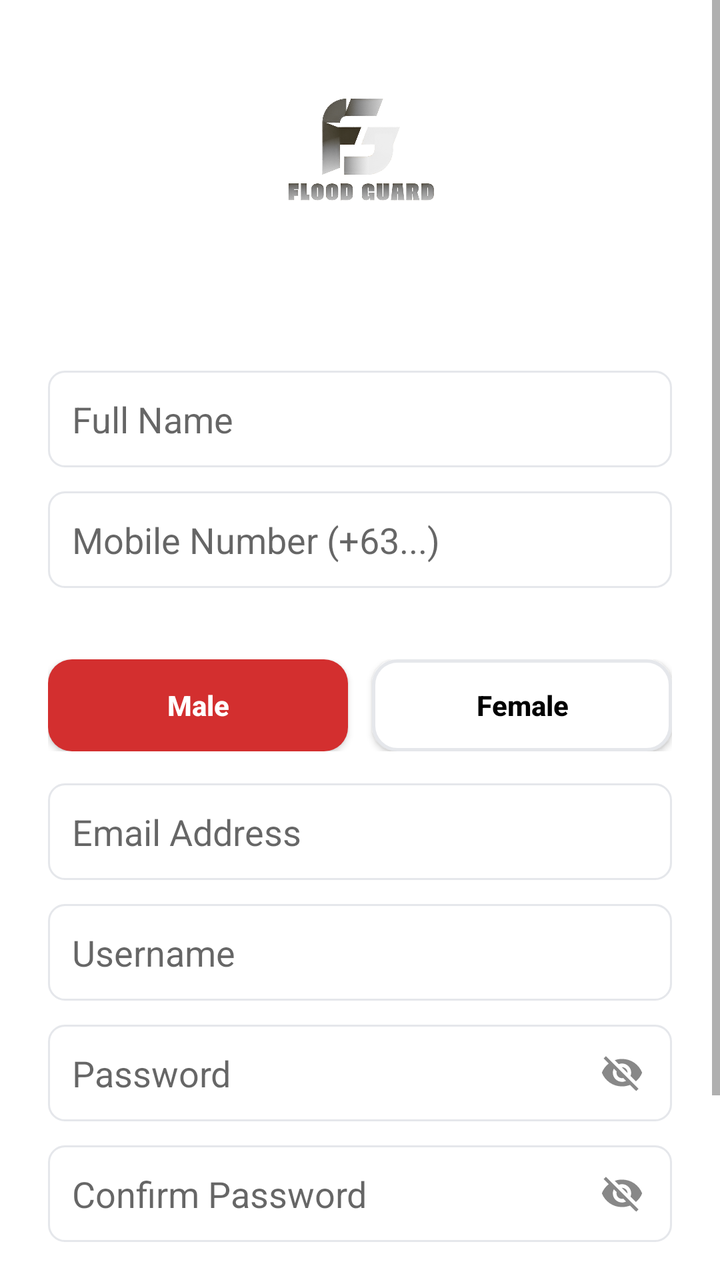
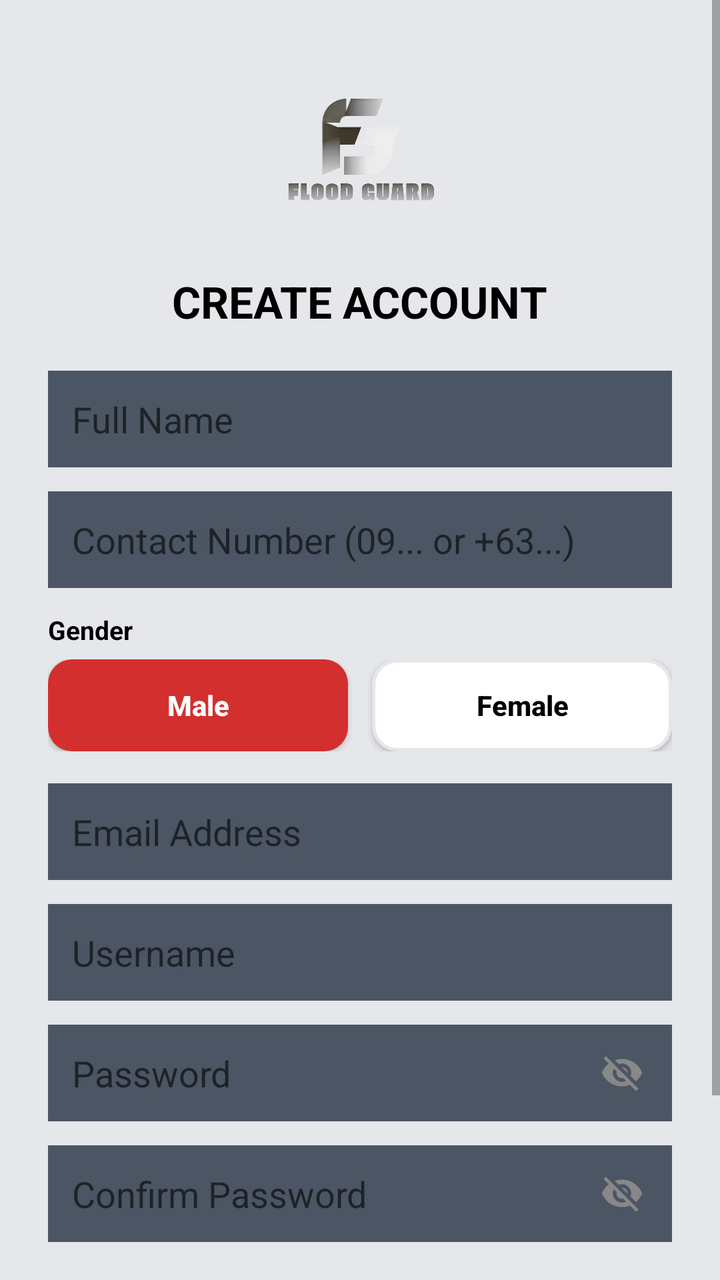

Screens rendered from an Android XML layout before and after an edit, with the pre-edit source and the edit as a unified diff.
<!-- AndroidManifest.xml: activity theme Theme.FloodGuard -->
<!-- res/layout/activity_register.xml -->
<?xml version="1.0" encoding="utf-8"?>
<ScrollView xmlns:android="http://schemas.android.com/apk/res/android"
    android:layout_width="match_parent"
    android:layout_height="match_parent"
    android:background="@color/midnight_blue"
    android:fillViewport="true">

    <LinearLayout
        android:orientation="vertical"
        android:gravity="center"
        android:padding="24dp"
        android:layout_width="match_parent"
        android:layout_height="wrap_content">

        
        <ImageView
            android:src="@drawable/fg_logo"
            android:layout_width="100dp"
            android:layout_height="100dp"
            android:contentDescription="FloodGuard Logo" />

        
        <TextView
            android:layout_width="wrap_content"
            android:layout_height="wrap_content"
            android:text="CREATE ACCOUNT"
            android:textSize="22sp"
            android:textStyle="bold"
            android:textColor="@android:color/white"
            android:layout_marginTop="12dp" />

        
        <EditText
            android:id="@+id/fullNameField"
            android:hint="Full Name"
            android:inputType="textPersonName"
            android:background="@drawable/edittext_bg"
            android:padding="12dp"
            android:layout_width="match_parent"
            android:layout_height="wrap_content"
            android:layout_marginTop="20dp" />

        
        <EditText
            android:id="@+id/mobileField"
            android:hint="Mobile Number (+63...)"
            android:inputType="phone"
            android:background="@drawable/edittext_bg"
            android:padding="12dp"
            android:layout_width="match_parent"
            android:layout_height="wrap_content"
            android:layout_marginTop="12dp" />

        
        <TextView
            android:layout_width="match_parent"
            android:layout_height="wrap_content"
            android:text="Gender"
            android:textColor="@android:color/white"
            android:textSize="13sp"
            android:textStyle="bold"
            android:layout_marginTop="12dp"
            android:layout_marginBottom="6dp" />

        <LinearLayout
            android:layout_width="match_parent"
            android:layout_height="46dp"
            android:orientation="horizontal"
            android:layout_marginBottom="4dp">

            <Button
                android:id="@+id/btnRegMale"
                android:layout_width="0dp"
                android:layout_height="match_parent"
                android:layout_weight="1"
                android:background="@drawable/btn_severity_selected"
                android:text="Male"
                android:textColor="@android:color/white"
                android:textSize="14sp"
                android:textStyle="bold"
                android:textAllCaps="false"
                android:layout_marginEnd="6dp" />

            <Button
                android:id="@+id/btnRegFemale"
                android:layout_width="0dp"
                android:layout_height="match_parent"
                android:layout_weight="1"
                android:background="@drawable/btn_severity_default"
                android:text="Female"
                android:textColor="@android:color/black"
                android:textSize="14sp"
                android:textStyle="bold"
                android:textAllCaps="false"
                android:layout_marginStart="6dp" />
        </LinearLayout>

        
        <EditText
            android:id="@+id/emailField"
            android:hint="Email Address"
            android:inputType="textEmailAddress"
            android:background="@drawable/edittext_bg"
            android:padding="12dp"
            android:layout_width="match_parent"
            android:layout_height="wrap_content"
            android:layout_marginTop="12dp" />

        
        <EditText
            android:id="@+id/regUsernameField"
            android:hint="Username"
            android:background="@drawable/edittext_bg"
            android:padding="12dp"
            android:layout_width="match_parent"
            android:layout_height="wrap_content"
            android:layout_marginTop="12dp" />

        
        <RelativeLayout
            android:layout_width="match_parent"
            android:layout_height="wrap_content"
            android:layout_marginTop="12dp">

            <EditText
                android:id="@+id/regPasswordField"
                android:hint="Password"
                android:inputType="textPassword"
                android:background="@drawable/edittext_bg"
                android:paddingStart="12dp"
                android:paddingTop="12dp"
                android:paddingBottom="12dp"
                android:paddingEnd="46dp"
                android:layout_width="match_parent"
                android:layout_height="wrap_content" />

            <ImageView
                android:id="@+id/toggleRegPassword"
                android:layout_width="26dp"
                android:layout_height="26dp"
                android:src="@drawable/ic_visibility_off"
                android:contentDescription="Toggle Password Visibility"
                android:layout_alignParentEnd="true"
                android:layout_centerVertical="true"
                android:layout_marginEnd="12dp"
                android:padding="2dp"
                android:clickable="true"
                android:focusable="true" />
        </RelativeLayout>

        
        <RelativeLayout
            android:layout_width="match_parent"
            android:layout_height="wrap_content"
            android:layout_marginTop="12dp">

            <EditText
                android:id="@+id/confirmPasswordField"
                android:hint="Confirm Password"
                android:inputType="textPassword"
                android:background="@drawable/edittext_bg"
                android:paddingStart="12dp"
                android:paddingTop="12dp"
                android:paddingBottom="12dp"
                android:paddingEnd="46dp"
                android:layout_width="match_parent"
                android:layout_height="wrap_content" />

            <ImageView
                android:id="@+id/toggleConfirmPassword"
                android:layout_width="26dp"
                android:layout_height="26dp"
                android:src="@drawable/ic_visibility_off"
                android:contentDescription="Toggle Confirm Password Visibility"
                android:layout_alignParentEnd="true"
                android:layout_centerVertical="true"
                android:layout_marginEnd="12dp"
                android:padding="2dp"
                android:clickable="true"
                android:focusable="true" />
        </RelativeLayout>

        
        <Button
            android:id="@+id/registerButton"
            android:text="REGISTER"
            android:backgroundTint="@android:color/white"
            android:textColor="@android:color/black"
            android:layout_width="match_parent"
            android:layout_height="wrap_content"
            android:layout_marginTop="20dp" />

        
        <LinearLayout
            android:orientation="horizontal"
            android:gravity="center"
            android:layout_marginTop="16dp"
            android:layout_width="wrap_content"
            android:layout_height="wrap_content">

            <TextView
                android:layout_width="wrap_content"
                android:layout_height="wrap_content"
                android:text="Already have an account?"
                android:textColor="@android:color/white" />

            <TextView
                android:id="@+id/loginLink"
                android:layout_width="wrap_content"
                android:layout_height="wrap_content"
                android:text=" LOG IN"
                android:textColor="@android:color/holo_red_light"
                android:textStyle="bold" />
        </LinearLayout>

    </LinearLayout>
</ScrollView>
<!-- resources referenced by this layout -->
<resources>
  <color name="midnight_blue">#FFFFFF</color>
  <!-- drawable btn_severity_default (drawable) -->
  <?xml version="1.0" encoding="utf-8"?>
  <shape xmlns:android="http://schemas.android.com/apk/res/android"
      android:shape="rectangle">
      <solid android:color="@color/card_bg" />
      <corners android:radius="12dp" />
      <stroke
          android:width="1.5dp"
          android:color="@color/card_stroke" />
  </shape>
  <!-- drawable btn_severity_selected (drawable) -->
  <?xml version="1.0" encoding="utf-8"?>
  <shape xmlns:android="http://schemas.android.com/apk/res/android"
      android:shape="rectangle">
      <solid android:color="#D32F2F" />
      <corners android:radius="12dp" />
  </shape>
  <!-- drawable edittext_bg (drawable) -->
  <?xml version="1.0" encoding="utf-8"?>
  <shape xmlns:android="http://schemas.android.com/apk/res/android"
      android:shape="rectangle">
      <solid android:color="@color/card_bg" />
      <corners android:radius="8dp" />
      <stroke
          android:width="1dp"
          android:color="@color/card_stroke" />
  </shape>
  <!-- drawable fg_logo: png bitmap (drawable, 602634 bytes) -->
  <!-- drawable ic_visibility_off (drawable) -->
  <vector xmlns:android="http://schemas.android.com/apk/res/android"
      android:width="24dp"
      android:height="24dp"
      android:viewportWidth="24"
      android:viewportHeight="24">
      <path
          android:fillColor="#888888"
          android:pathData="M12,7c2.76,0 5,2.24 5,5 0,0.65 -0.13,1.26 -0.36,1.82l2.92,2.92c1.51,-1.26 2.7,-2.89 3.44,-4.74 -1.73,-4.39 -6,-7.5 -11,-7.5 -1.4,0 -2.74,0.25 -3.98,0.7l2.16,2.16C10.74,7.13 11.35,7 12,7zM2,4.27l2.28,2.28 0.46,0.46C3.08,8.3 1.78,10.02 1,12c1.73,4.39 6,7.5 11,7.5 1.55,0 3.03,-0.3 4.38,-0.84l0.42,0.42L19.73,22 21,20.73 3.27,3 2,4.27zM7.53,9.8l1.55,1.55c-0.05,0.21 -0.08,0.43 -0.08,0.65 0,1.66 1.34,3 3,3 0.22,0 0.44,-0.03 0.65,-0.08l1.55,1.55c-0.67,0.33 -1.41,0.53 -2.2,0.53 -2.76,0 -5,-2.24 -5,-5 0,-0.79 0.2,-1.53 0.53,-2.2zm4.31,-0.78l3.15,3.15 0.02,-0.16c0,-1.66 -1.34,-3 -3,-3l-0.17,0.01z"/>
  </vector>
  <style name="Theme.FloodGuard" parent="Theme.AppCompat.DayNight.NoActionBar">
          <item name="windowActionBar">false</item>
          <item name="windowNoTitle">true</item>
      </style>
  <color name="card_bg">#FFFFFF</color>
  <color name="card_stroke">#E5E7EB</color>
</resources>

<!-- the commit's change to res/layout/activity_register.xml (unified diff, before → after) -->
@@ -2,119 +2,119 @@
 <ScrollView xmlns:android="http://schemas.android.com/apk/res/android"
     android:layout_width="match_parent"
     android:layout_height="match_parent"
-    android:background="@color/midnight_blue"
+    android:background="@color/divider_color"
     android:fillViewport="true">
 
     <LinearLayout
+        android:layout_width="match_parent"
+        android:layout_height="wrap_content"
+        android:gravity="center"
         android:orientation="vertical"
-        android:gravity="center"
-        android:padding="24dp"
-        android:layout_width="match_parent"
-        android:layout_height="wrap_content">
+        android:padding="24dp">
 
         
         <ImageView
-            android:src="@drawable/fg_logo"
             android:layout_width="100dp"
             android:layout_height="100dp"
-            android:contentDescription="FloodGuard Logo" />
+            android:contentDescription="FloodGuard Logo"
+            android:src="@drawable/fg_logo" />
 
         
         <TextView
             android:layout_width="wrap_content"
             android:layout_height="wrap_content"
+            android:layout_marginTop="12dp"
             android:text="CREATE ACCOUNT"
+            android:textColor="@color/black"
             android:textSize="22sp"
-            android:textStyle="bold"
-            android:textColor="@android:color/white"
-            android:layout_marginTop="12dp" />
+            android:textStyle="bold" />
 
         
         <EditText
             android:id="@+id/fullNameField"
+            android:layout_width="match_parent"
+            android:layout_height="wrap_content"
+            android:layout_marginTop="20dp"
+            android:background="@color/text_secondary"
             android:hint="Full Name"
             android:inputType="textPersonName"
-            android:background="@drawable/edittext_bg"
-            android:padding="12dp"
-            android:layout_width="match_parent"
-            android:layout_height="wrap_content"
-            android:layout_marginTop="20dp" />
+            android:padding="12dp" />
 
         
         <EditText
             android:id="@+id/mobileField"
-            android:hint="Mobile Number (+63...)"
+            android:layout_width="match_parent"
+            android:layout_height="wrap_content"
+            android:layout_marginTop="12dp"
+            android:background="@color/text_secondary"
+            android:hint="Contact Number (09... or +63...)"
             android:inputType="phone"
-            android:background="@drawable/edittext_bg"
-            android:padding="12dp"
-            android:layout_width="match_parent"
-            android:layout_height="wrap_content"
-            android:layout_marginTop="12dp" />
+            android:padding="12dp" />
 
         
         <TextView
             android:layout_width="match_parent"
             android:layout_height="wrap_content"
+            android:layout_marginTop="12dp"
+            android:layout_marginBottom="6dp"
             android:text="Gender"
-            android:textColor="@android:color/white"
+            android:textColor="@color/black"
             android:textSize="13sp"
-            android:textStyle="bold"
-            android:layout_marginTop="12dp"
-            android:layout_marginBottom="6dp" />
+            android:textStyle="bold" />
 
         <LinearLayout
             android:layout_width="match_parent"
             android:layout_height="46dp"
-            android:orientation="horizontal"
-            android:layout_marginBottom="4dp">
+            android:layout_marginBottom="4dp"
+            android:orientation="horizontal">
 
             <Button
                 android:id="@+id/btnRegMale"
                 android:layout_width="0dp"
                 android:layout_height="match_parent"
+                android:layout_marginEnd="6dp"
                 android:layout_weight="1"
                 android:background="@drawable/btn_severity_selected"
                 android:text="Male"
+                android:textAllCaps="false"
                 android:textColor="@android:color/white"
                 android:textSize="14sp"
-                android:textStyle="bold"
-                android:textAllCaps="false"
-                android:layout_marginEnd="6dp" />
+                android:textStyle="bold" />
 
             <Button
                 android:id="@+id/btnRegFemale"
                 android:layout_width="0dp"
                 android:layout_height="match_parent"
+                android:layout_marginStart="6dp"
                 android:layout_weight="1"
                 android:background="@drawable/btn_severity_default"
                 android:text="Female"
+                android:textAllCaps="false"
                 android:textColor="@android:color/black"
                 android:textSize="14sp"
-                android:textStyle="bold"
-                android:textAllCaps="false"
-                android:layout_marginStart="6dp" />
+                android:textStyle="bold" />
         </LinearLayout>
 
         
         <EditText
             android:id="@+id/emailField"
+            android:layout_width="match_parent"
+            android:layout_height="wrap_content"
+            android:layout_marginTop="12dp"
+            android:background="@color/text_secondary"
             android:hint="Email Address"
             android:inputType="textEmailAddress"
-            android:background="@drawable/edittext_bg"
-            android:padding="12dp"
-            android:layout_width="match_parent"
-            android:layout_height="wrap_content"
-            android:layout_marginTop="12dp" />
+            android:padding="12dp" />
 
         
         <EditText
             android:id="@+id/regUsernameField"
+            android:layout_width="match_parent"
+            android:layout_height="wrap_content"
+            android:layout_marginTop="12dp"
+            android:background="@color/text_secondary"
             android:hint="Username"
-            android:background="@drawable/edittext_bg"
-            android:padding="12dp"
-            android:layout_width="match_parent"
-            android:layout_height="wrap_content"
-            android:layout_marginTop="12dp" />
+            android:padding="12dp" />
 
         
         <RelativeLayout
@@ -124,28 +124,28 @@
 
             <EditText
                 android:id="@+id/regPasswordField"
+                android:layout_width="match_parent"
+                android:layout_height="wrap_content"
+                android:background="@color/text_secondary"
                 android:hint="Password"
                 android:inputType="textPassword"
-                android:background="@drawable/edittext_bg"
                 android:paddingStart="12dp"
                 android:paddingTop="12dp"
-                android:paddingBottom="12dp"
                 android:paddingEnd="46dp"
-                android:layout_width="match_parent"
-                android:layout_height="wrap_content" />
+                android:paddingBottom="12dp" />
 
             <ImageView
                 android:id="@+id/toggleRegPassword"
                 android:layout_width="26dp"
                 android:layout_height="26dp"
-                android:src="@drawable/ic_visibility_off"
-                android:contentDescription="Toggle Password Visibility"
                 android:layout_alignParentEnd="true"
                 android:layout_centerVertical="true"
                 android:layout_marginEnd="12dp"
+                android:clickable="true"
+                android:contentDescription="Toggle Password Visibility"
+                android:focusable="true"
                 android:padding="2dp"
-                android:clickable="true"
-                android:focusable="true" />
+                android:src="@drawable/ic_visibility_off" />
         </RelativeLayout>
 
         
@@ -156,60 +156,60 @@
 
             <EditText
                 android:id="@+id/confirmPasswordField"
+                android:layout_width="match_parent"
+                android:layout_height="wrap_content"
+                android:background="@color/text_secondary"
                 android:hint="Confirm Password"
                 android:inputType="textPassword"
-                android:background="@drawable/edittext_bg"
                 android:paddingStart="12dp"
                 android:paddingTop="12dp"
-                android:paddingBottom="12dp"
                 android:paddingEnd="46dp"
-                android:layout_width="match_parent"
-                android:layout_height="wrap_content" />
+                android:paddingBottom="12dp" />
 
             <ImageView
                 android:id="@+id/toggleConfirmPassword"
                 android:layout_width="26dp"
                 android:layout_height="26dp"
-                android:src="@drawable/ic_visibility_off"
-                android:contentDescription="Toggle Confirm Password Visibility"
                 android:layout_alignParentEnd="true"
                 android:layout_centerVertical="true"
                 android:layout_marginEnd="12dp"
+                android:clickable="true"
+                android:contentDescription="Toggle Confirm Password Visibility"
+                android:focusable="true"
                 android:padding="2dp"
-                android:clickable="true"
-                android:focusable="true" />
+                android:src="@drawable/ic_visibility_off" />
         </RelativeLayout>
 
         
         <Button
             android:id="@+id/registerButton"
+            android:layout_width="match_parent"
+            android:layout_height="wrap_content"
+            android:layout_marginTop="20dp"
+            android:backgroundTint="@android:color/holo_red_dark"
             android:text="REGISTER"
-            android:backgroundTint="@android:color/white"
-            android:textColor="@android:color/black"
-            android:layout_width="match_parent"
-            android:layout_height="wrap_content"
-            android:layout_marginTop="20dp" />
+            android:textColor="@color/app_bg" />
 
         
         <LinearLayout
-            android:orientation="horizontal"
+            android:layout_width="wrap_content"
+            android:layout_height="wrap_content"
+            android:layout_marginTop="16dp"
             android:gravity="center"
-            android:layout_marginTop="16dp"
-            android:layout_width="wrap_content"
-            android:layout_height="wrap_content">
+            android:orientation="horizontal">
 
             <TextView
                 android:layout_width="wrap_content"
                 android:layout_height="wrap_content"
                 android:text="Already have an account?"
-                android:textColor="@android:color/white" />
+                android:textColor="@color/black" />
 
             <TextView
                 android:id="@+id/loginLink"
                 android:layout_width="wrap_content"
                 android:layout_height="wrap_content"
                 android:text=" LOG IN"
-                android:textColor="@android:color/holo_red_light"
+                android:textColor="@color/light_blue_900"
                 android:textStyle="bold" />
         </LinearLayout>
 
<!-- resource entries referenced after the edit -->
@@ -1,6 +1,10 @@
 <!-- resources referenced by this layout -->
 <resources>
-  <color name="midnight_blue">#FFFFFF</color>
+  <color name="app_bg">#FFFFFF</color>
+  <color name="black">#FF000000</color>
+  <color name="divider_color">#E5E7EB</color>
+  <color name="light_blue_900">#FF01579B</color>
+  <color name="text_secondary">#4B5563</color>
   <!-- drawable btn_severity_default (drawable) -->
   <?xml version="1.0" encoding="utf-8"?>
   <shape xmlns:android="http://schemas.android.com/apk/res/android"
@@ -17,16 +21,6 @@
       android:shape="rectangle">
       <solid android:color="#D32F2F" />
       <corners android:radius="12dp" />
-  </shape>
-  <!-- drawable edittext_bg (drawable) -->
-  <?xml version="1.0" encoding="utf-8"?>
-  <shape xmlns:android="http://schemas.android.com/apk/res/android"
-      android:shape="rectangle">
-      <solid android:color="@color/card_bg" />
-      <corners android:radius="8dp" />
-      <stroke
-          android:width="1dp"
-          android:color="@color/card_stroke" />
   </shape>
   <!-- drawable fg_logo: png bitmap (drawable, 602634 bytes) -->
   <!-- drawable ic_visibility_off (drawable) -->
